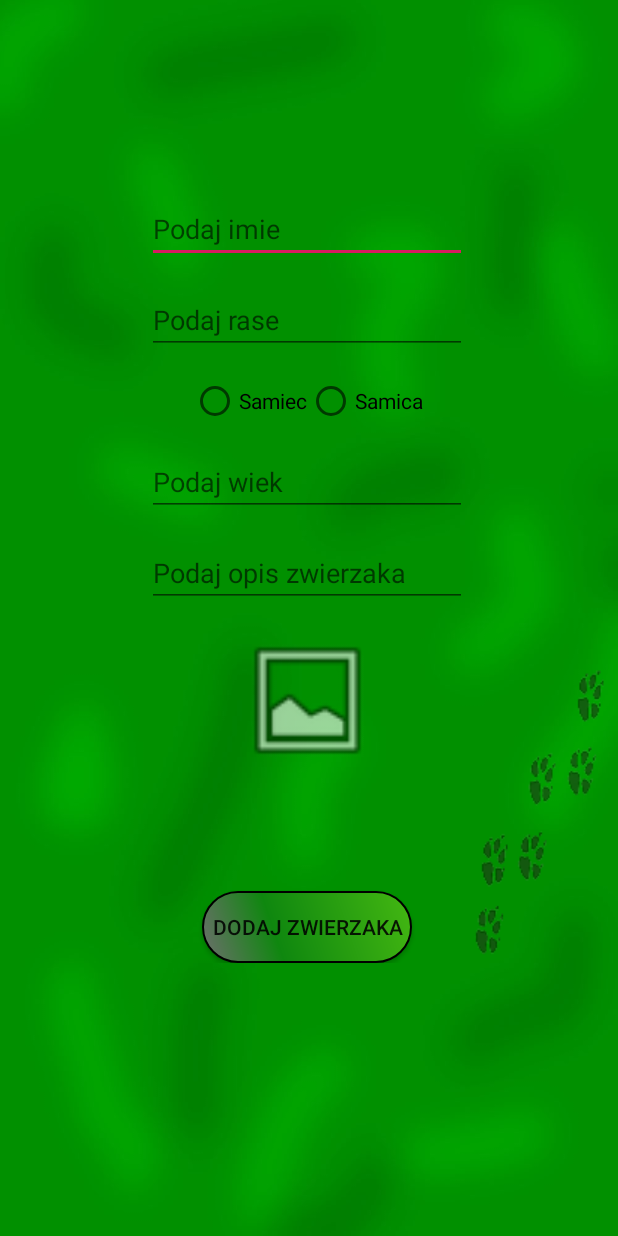
After one commit to Vrezer/AnimalScheltersApp, an Android app: the AddAnimal screen opened directly, with no data from a screen before it, on a phone screen of 412 x 824 dp. The commit adds this screen. Run offline under Robolectric (Android 15) with nearby library versions, the phone set to English and light mode, and no system bars; our stand-ins replace Firebase (no records; nobody signed in at launch, a user with empty details on screens opened directly).

Commit message:
Add animal to database

```diff
--- a/app/src/main/AndroidManifest.xml
+++ b/app/src/main/AndroidManifest.xml
@@ -11,7 +11,8 @@
         android:roundIcon="@mipmap/ic_launcher_round"
         android:supportsRtl="true"
         android:theme="@style/AppTheme">
-        <activity android:name=".AdminActivity"></activity>
+        <activity android:name=".AddAnimal"></activity>
+        <activity android:name=".AdminActivity" />
         <activity android:name=".UserActivity" />
         <activity android:name=".Terms" />
         <activity
--- /dev/null
+++ b/app/src/main/java/com/example/animalscheltersapp/AddAnimal.java
@@ -0,0 +1,79 @@
+package com.example.animalscheltersapp;
+
+import androidx.appcompat.app.AppCompatActivity;
+
+import android.content.Intent;
+import android.os.Bundle;
+import android.view.View;
+import android.widget.Button;
+import android.widget.EditText;
+import android.widget.RadioButton;
+import android.widget.Toast;
+
+import com.google.firebase.auth.FirebaseAuth;
+import com.google.firebase.database.DatabaseReference;
+import com.google.firebase.database.FirebaseDatabase;
+
+public class AddAnimal extends AppCompatActivity {
+
+
+    private FirebaseAuth firebaseAuth;
+    private Animal animal;
+    @Override
+    protected void onCreate(Bundle savedInstanceState) {
+        super.onCreate(savedInstanceState);
+        setContentView(R.layout.activity_add_animal);
+        getSupportActionBar().hide();
+        firebaseAuth= FirebaseAuth.getInstance();
+
+        final Button registerButton = findViewById(R.id.AddButtonNewAnimal);
+
+        registerButton.setOnClickListener(new View.OnClickListener(){
+
+            @Override
+            public void onClick(View v) {
+                AnimalData();
+                finish();
+                Toast.makeText(AddAnimal.this, "Zwierzak dodany pomyślnie! ", Toast.LENGTH_LONG).show();
+                startActivity(new Intent(AddAnimal.this, AdminActivity.class));
+                firebaseAuth.signOut();
+            }
+        });
+
+    }
+
+
+    private String CheckSex() {
+
+        RadioButton man = findViewById(R.id.RadioMaleCreate);
+
+        if (man.isChecked())
+            return "M";
+        else
+            return "K";
+    }
+
+    private void AnimalData()
+    {
+
+        EditText nameEditText=findViewById(R.id.NameAnimalCreate);
+        EditText ageEditText=findViewById(R.id.AgeCreateAnimal);
+        EditText breedEditText=findViewById(R.id.BreedCreateAnimal);
+        EditText descriptionEditText=findViewById(R.id.DescriptionCreateAniml);
+
+
+        String name=nameEditText.getText().toString();
+        String breed=breedEditText.getText().toString();
+        String description=descriptionEditText.getText().toString();
+        String age=ageEditText.getText().toString();
+        String sex_tmp=CheckSex();
+
+
+        //work
+        FirebaseDatabase firebaseDatabase = FirebaseDatabase.getInstance();
+        DatabaseReference databaseReference = firebaseDatabase.getReference("Animal").child(firebaseAuth.getUid()); //Path: Animal/AnimalID/
+        animal = new Animal(name,breed,age,description,sex_tmp);
+        databaseReference.setValue(animal);
+
+    }
+}
--- a/app/src/main/java/com/example/animalscheltersapp/AdminActivity.java
+++ b/app/src/main/java/com/example/animalscheltersapp/AdminActivity.java
@@ -29,4 +29,9 @@ public class AdminActivity extends AppCompatActivity {
         startActivity(new Intent(this, MainActivity.class));
     }
 
+    public void CreateAnimal(View view)
+    {
+        startActivity(new Intent(this, AddAnimal.class));
+    }
+
 }
--- a/app/src/main/java/com/example/animalscheltersapp/Register.java
+++ b/app/src/main/java/com/example/animalscheltersapp/Register.java
@@ -346,8 +346,8 @@ public class Register extends AppCompatActivity {
 
     private String CheckSex()
     {
+
         RadioButton man=findViewById(R.id.MaleRegisterButton);
-        RadioButton woman=findViewById(R.id.WomanRegisterButton);
 
             if (man.isChecked())
                 return "M";
--- /dev/null
+++ b/app/src/main/res/layout/activity_add_animal.xml
@@ -0,0 +1,132 @@
+<?xml version="1.0" encoding="utf-8"?>
+<androidx.constraintlayout.widget.ConstraintLayout xmlns:android="http://schemas.android.com/apk/res/android"
+    xmlns:app="http://schemas.android.com/apk/res-auto"
+    xmlns:tools="http://schemas.android.com/tools"
+    android:layout_width="match_parent"
+    android:layout_height="match_parent"
+    tools:context=".AddAnimal"
+    android:background="@drawable/backgroundcolor">
+
+    <ScrollView
+        android:layout_width="409dp"
+        android:layout_height="729dp"
+        app:layout_constraintBottom_toBottomOf="parent"
+        app:layout_constraintEnd_toEndOf="parent"
+        app:layout_constraintHorizontal_bias="0.0"
+        app:layout_constraintStart_toStartOf="parent"
+        app:layout_constraintTop_toTopOf="parent"
+        app:layout_constraintVertical_bias="1.0">
+
+        <androidx.constraintlayout.widget.ConstraintLayout
+            android:layout_width="match_parent"
+            android:layout_height="wrap_content">
+
+            <ImageView
+                android:id="@+id/imageView10"
+                android:layout_width="wrap_content"
+                android:layout_height="wrap_content"
+                android:alpha="0.5"
+                app:layout_constraintBottom_toBottomOf="parent"
+                app:layout_constraintEnd_toEndOf="parent"
+                app:srcCompat="@drawable/dog" />
+
+            <EditText
+                android:id="@+id/NameAnimalCreate"
+                android:layout_width="wrap_content"
+                android:layout_height="wrap_content"
+                android:layout_marginTop="35dp"
+                android:ems="10"
+                android:hint="Podaj imie"
+                android:inputType="textPersonName"
+                app:layout_constraintEnd_toEndOf="parent"
+                app:layout_constraintStart_toStartOf="parent"
+                app:layout_constraintTop_toTopOf="parent" />
+
+            <RadioGroup
+                android:id="@+id/radioGroupCreateBreed"
+                android:layout_width="wrap_content"
+                android:layout_height="wrap_content"
+                android:layout_marginTop="15dp"
+                android:orientation="horizontal"
+                app:layout_constraintEnd_toEndOf="parent"
+                app:layout_constraintStart_toStartOf="parent"
+                app:layout_constraintTop_toBottomOf="@id/BreedCreateAnimal">
+
+                <RadioButton
+                    android:id="@+id/RadioMaleCreate"
+                    android:layout_width="wrap_content"
+                    android:layout_height="wrap_content"
+                    android:text="Samiec" />
+
+                <RadioButton
+                    android:id="@+id/radioFemaleCreate"
+                    android:layout_width="wrap_content"
+                    android:layout_height="wrap_content"
+                    android:text="Samica" />
+            </RadioGroup>
+
+            <EditText
+                android:id="@+id/BreedCreateAnimal"
+                android:layout_width="wrap_content"
+                android:layout_height="wrap_content"
+                android:layout_marginTop="15dp"
+                android:ems="10"
+                android:hint="Podaj rase"
+                android:inputType="textPersonName"
+                app:layout_constraintEnd_toEndOf="parent"
+                app:layout_constraintStart_toStartOf="parent"
+                app:layout_constraintTop_toBottomOf="@+id/NameAnimalCreate" />
+
+            <EditText
+                android:id="@+id/AgeCreateAnimal"
+                android:layout_width="wrap_content"
+                android:layout_height="wrap_content"
+                android:layout_marginTop="15dp"
+                android:ems="10"
+                android:hint="Podaj wiek"
+                android:inputType="number"
+                app:layout_constraintEnd_toEndOf="parent"
+                app:layout_constraintStart_toStartOf="parent"
+                app:layout_constraintTop_toBottomOf="@+id/radioGroupCreateBreed" />
+
+            <EditText
+                android:id="@+id/DescriptionCreateAniml"
+                android:layout_width="wrap_content"
+                android:layout_height="wrap_content"
+                android:layout_marginTop="15dp"
+                android:ems="10"
+                android:gravity="start|top"
+                android:hint="Podaj opis zwierzaka"
+                android:inputType="textMultiLine"
+                android:scrollbars="horizontal"
+                app:layout_constraintBottom_toBottomOf="parent"
+                app:layout_constraintEnd_toEndOf="parent"
+                app:layout_constraintStart_toStartOf="parent"
+                app:layout_constraintTop_toBottomOf="@+id/AgeCreateAnimal"
+                app:layout_constraintVertical_bias="0.0" />
+
+            <ImageView
+                android:id="@+id/ImageCreateAnimalFirst"
+                android:layout_width="163dp"
+                android:layout_height="94dp"
+                android:layout_marginTop="15dp"
+                app:layout_constraintEnd_toEndOf="parent"
+                app:layout_constraintStart_toStartOf="parent"
+                app:layout_constraintTop_toBottomOf="@+id/DescriptionCreateAniml"
+                app:srcCompat="@android:drawable/ic_menu_gallery" />
+
+            <Button
+                android:id="@+id/AddButtonNewAnimal"
+                android:layout_width="wrap_content"
+                android:layout_height="wrap_content"
+                android:layout_marginTop="80dp"
+                android:background="@drawable/buttonshape"
+                android:text="  Dodaj Zwierzaka  "
+                app:layout_constraintBottom_toBottomOf="parent"
+                app:layout_constraintEnd_toEndOf="parent"
+                app:layout_constraintStart_toStartOf="parent"
+                app:layout_constraintTop_toBottomOf="@+id/ImageCreateAnimalFirst" />
+
+        </androidx.constraintlayout.widget.ConstraintLayout>
+    </ScrollView>
+</androidx.constraintlayout.widget.ConstraintLayout>
--- a/app/src/main/res/layout/activity_admin.xml
+++ b/app/src/main/res/layout/activity_admin.xml
@@ -12,8 +12,10 @@
         android:layout_height="match_parent"
         app:layout_constraintBottom_toBottomOf="parent"
         app:layout_constraintEnd_toEndOf="parent"
+        app:layout_constraintHorizontal_bias="0.0"
         app:layout_constraintStart_toStartOf="parent"
-        app:layout_constraintTop_toTopOf="parent">
+        app:layout_constraintTop_toTopOf="parent"
+        app:layout_constraintVertical_bias="0.0">
 
         <androidx.constraintlayout.widget.ConstraintLayout
             android:layout_width="match_parent"
@@ -188,6 +190,7 @@
                 android:layout_height="wrap_content"
                 android:layout_marginTop="15dp"
                 android:background="@drawable/buttonshape"
+                android:onClick="CreateAnimal"
                 android:text="Dodaj Zwierzaka"
                 app:layout_constraintEnd_toStartOf="@+id/imageView7"
                 app:layout_constraintStart_toStartOf="parent"
```
Also changed, not shown: app/src/main/java/com/example/animalscheltersapp/Animal.java (added, +60 -0 lines), app/src/main/java/com/example/animalscheltersapp/MainActivity.java (+9 -3 lines).
